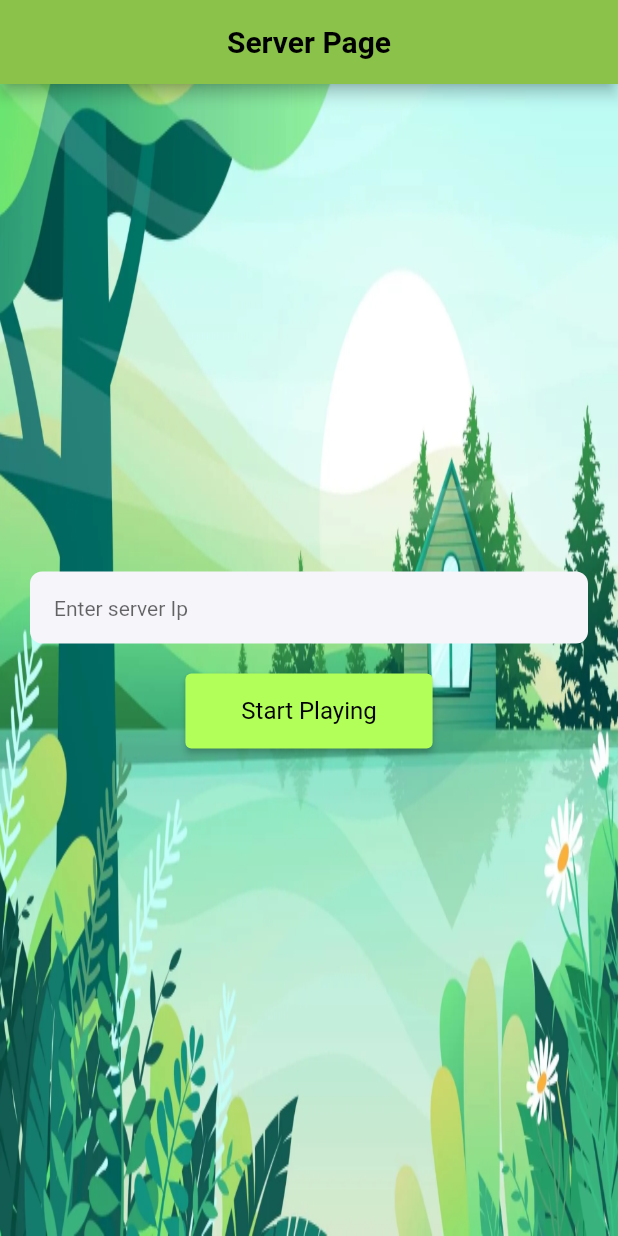
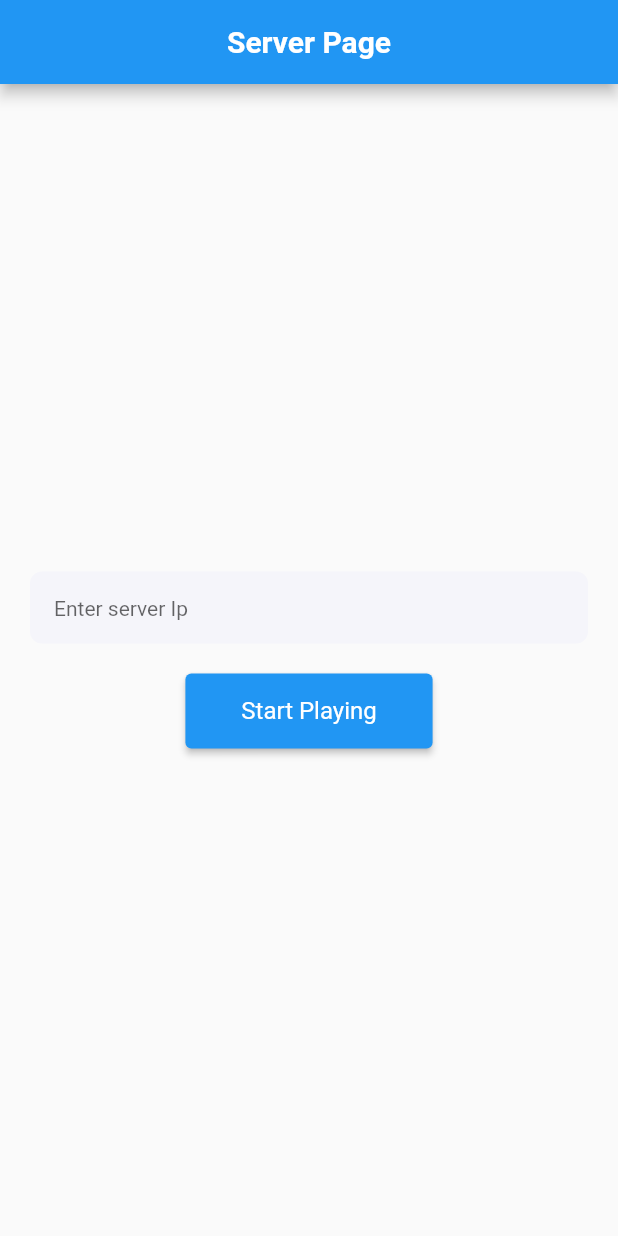
Before and after one commit to Praveen-baghel/Guess_What, a Flutter app: the screen it shows after launch, on a phone screen of 412 x 824 dp. Run offline on Flutter 3.47's test engine with Material 2 defaults, Android fonts, the phone set to English and light mode, and no system bars; our stand-ins replace flutter_colorpicker, flutter_phoenix, flutter_spinkit, socket_io_client; missing offline and left inert: restart_app.

Commit message:
updated some settings

```diff
--- a/lib/CreateRoomPage.dart
+++ b/lib/CreateRoomPage.dart
@@ -7,7 +7,7 @@ import 'package:flutter_application_5/widgets/PaintScreen.dart';
 
 class CreateRoomPage extends StatefulWidget {
   final String serverIp;
-  const CreateRoomPage({required this.serverIp});
+  const CreateRoomPage({super.key, required this.serverIp});
 
   @override
   State<CreateRoomPage> createState() => _CreateRoomPageState();
--- a/lib/Loading_Page.dart
+++ b/lib/Loading_Page.dart
@@ -1,4 +1,4 @@
-// ignore_for_file: prefer_const_constructors
+// ignore_for_file: prefer_const_constructors, file_names
 
 import "package:flutter/material.dart";
 import "package:flutter_spinkit/flutter_spinkit.dart";
--- a/lib/ServerPage.dart
+++ b/lib/ServerPage.dart
@@ -1,3 +1,5 @@
+// ignore_for_file: prefer_const_constructors
+
 import 'package:flutter/material.dart';
 import 'package:flutter_application_5/HomePage.dart';
 import 'package:flutter_application_5/widgets/CustomTextField.dart';
@@ -20,19 +22,12 @@ class _ServerPageState extends State<ServerPage> {
 
   @override
   Widget build(BuildContext context) {
-    return Container(
-      constraints: const BoxConstraints.expand(),
-      decoration: BoxDecoration(
-        image: DecorationImage(
-          image: AssetImage('assets/set-background-image-flutter-hero.webp'),
-          fit: BoxFit.fill,
+    return Scaffold(
+      appBar: AppBar(
+        title: Text(
+          "Server Page",
+          style: TextStyle(fontWeight: FontWeight.bold),
         ),
-      ),
-      child: Scaffold(
-        backgroundColor: Colors.transparent,
-        appBar: AppBar(
-          title: Text("Server Page",style: TextStyle(color: Colors.black,fontWeight: FontWeight.bold),),
-          backgroundColor: Colors.lightGreen,
         centerTitle: true,
       ),
       body: Column(
@@ -51,19 +46,17 @@ class _ServerPageState extends State<ServerPage> {
           ElevatedButton(
             onPressed: goHome,
             style: ButtonStyle(
-                  backgroundColor: MaterialStateProperty.all(Colors.lightGreenAccent),
                 textStyle:
                     MaterialStateProperty.all(TextStyle(color: Colors.white)),
                 minimumSize: MaterialStateProperty.all(
                     Size(MediaQuery.of(context).size.width / 2.5, 50))),
             child: Text(
               "Start Playing",
-                style: TextStyle(color: Colors.black, fontSize: 16),
+              style: TextStyle(fontSize: 16),
             ),
           )
         ],
       ),
-        ),
     );
   }
 }
--- a/lib/main.dart
+++ b/lib/main.dart
@@ -1,12 +1,14 @@
 // ignore_for_file: overridden_fields, override_on_non_overriding_member
 
 import 'package:flutter/material.dart';
-import 'package:flutter_application_5/HomePage.dart';
+// import 'package:flutter_application_5/HomePage.dart';
 import 'package:flutter_application_5/ServerPage.dart';
 // import 'package:flutter_application_5/widgets/PaintScreen.dart';
 
 void main() {
-  runApp( const MyApp());
+  runApp(RestartWidget(
+    child: const MyApp(),
+  ));
 }
 
 // ignore: must_be_immutable
@@ -21,7 +23,7 @@ class _MyAppState extends State<MyApp> {
   @override
   Key key = UniqueKey();
 
-  void restartGame(){
+  void restartGame() {
     setState(() {
       key = UniqueKey();
     });
@@ -36,7 +38,38 @@ class _MyAppState extends State<MyApp> {
       theme: ThemeData(
         primarySwatch: Colors.blue,
       ),
-      home:  ServerPage(),
+      home: ServerPage(),
     );
   }
 }
+
+class RestartWidget extends StatefulWidget {
+  RestartWidget({required this.child});
+
+  final Widget child;
+
+  static void restartApp(BuildContext context) {
+    context.findAncestorStateOfType<_RestartWidgetState>()?.restartApp();
+  }
+
+  @override
+  _RestartWidgetState createState() => _RestartWidgetState();
+}
+
+class _RestartWidgetState extends State<RestartWidget> {
+  Key key = UniqueKey();
+
+  void restartApp() {
+    setState(() {
+      key = UniqueKey();
+    });
+  }
+
+  @override
+  Widget build(BuildContext context) {
+    return KeyedSubtree(
+      key: key,
+      child: widget.child,
+    );
+  }
+}
--- a/lib/widgets/FinalLeaderBoard.dart
+++ b/lib/widgets/FinalLeaderBoard.dart
@@ -8,7 +8,6 @@ import 'package:flutter/src/widgets/framework.dart';
 import 'package:flutter_application_5/main.dart';
 import 'package:flutter_phoenix/flutter_phoenix.dart';
 import 'package:restart_app/restart_app.dart';
-import 'package:socket_io_client/socket_io_client.dart' as IO;
 
 class FinalLeaderBoard extends StatelessWidget {
   final scoreBoard;
@@ -64,7 +63,7 @@ class FinalLeaderBoard extends StatelessWidget {
             ),
             ElevatedButton(
                 onPressed: () {
-
+                  RestartWidget.restartApp(context);
                 },
                 style: ButtonStyle(
                     backgroundColor: MaterialStateProperty.all(Colors.blue),
```
Also changed, not shown: lib/HomePage.dart (+2 -8 lines), lib/widgets/PaintScreen.dart (+5 -6 lines), pubspec.yaml (+3 -6 lines), assets/download.jpeg (deleted), assets/images.jpeg (deleted), pubspec.lock, 1 other file. Lines whose indentation alone changed are shown as unchanged.
